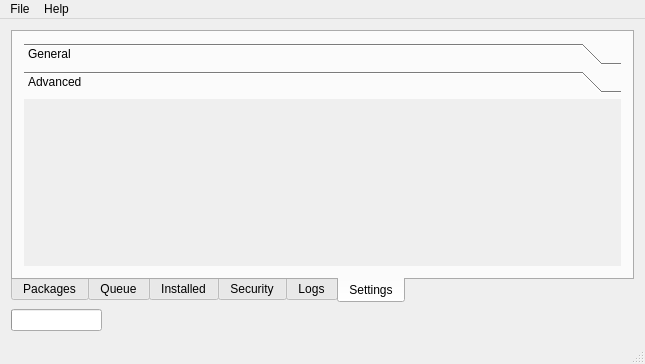
First picture: the form in src/mainwindow.ui, repository olear/userpkg, before the edit.
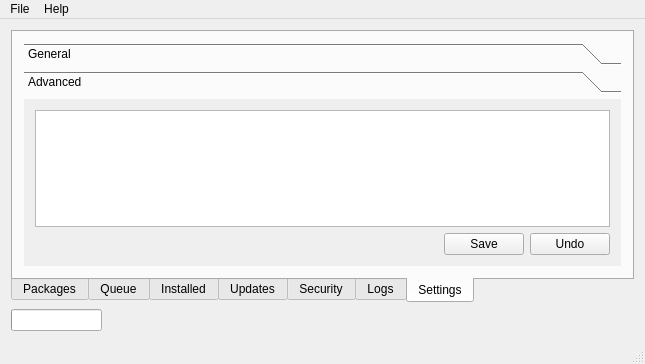
Second picture: the form after the edit. The open tabs and pages were chosen to show the change. Icons and pictures are not drawn.

Commit message: ui changes/fixes, queue move up/down, read/write mk.conf. etc ..

Patch:
```diff
--- a/src/mainwindow.ui
+++ b/src/mainwindow.ui
@@ -372,6 +372,13 @@
           </column>
          </widget>
         </item>
+       </layout>
+      </widget>
+      <widget class="QWidget" name="updatesTab">
+       <attribute name="title">
+        <string>Updates</string>
+       </attribute>
+       <layout class="QVBoxLayout" name="verticalLayout_12">
         <item>
          <spacer name="verticalSpacer_2">
           <property name="orientation">
@@ -699,6 +706,54 @@
            <attribute name="label">
             <string>Advanced</string>
            </attribute>
+           <layout class="QVBoxLayout" name="verticalLayout_9">
+            <item>
+             <widget class="QPlainTextEdit" name="mkconf"/>
+            </item>
+            <item>
+             <layout class="QHBoxLayout" name="horizontalLayout_6">
+              <item>
+               <spacer name="horizontalSpacer">
+                <property name="orientation">
+                 <enum>Qt::Horizontal</enum>
+                </property>
+                <property name="sizeHint" stdset="0">
+                 <size>
+                  <width>40</width>
+                  <height>20</height>
+                 </size>
+                </property>
+               </spacer>
+              </item>
+              <item>
+               <widget class="QPushButton" name="mkconfSave">
+                <property name="sizePolicy">
+                 <sizepolicy hsizetype="Fixed" vsizetype="Fixed">
+                  <horstretch>0</horstretch>
+                  <verstretch>0</verstretch>
+                 </sizepolicy>
+                </property>
+                <property name="text">
+                 <string>Save</string>
+                </property>
+               </widget>
+              </item>
+              <item>
+               <widget class="QPushButton" name="mkconfUndo">
+                <property name="sizePolicy">
+                 <sizepolicy hsizetype="Fixed" vsizetype="Fixed">
+                  <horstretch>0</horstretch>
+                  <verstretch>0</verstretch>
+                 </sizepolicy>
+                </property>
+                <property name="text">
+                 <string>Undo</string>
+                </property>
+               </widget>
+              </item>
+             </layout>
+            </item>
+           </layout>
           </widget>
          </widget>
         </item>
```
Left out of the diff: 51 changed lines with no effect on the pictures. The commit also changes 4 other files.
